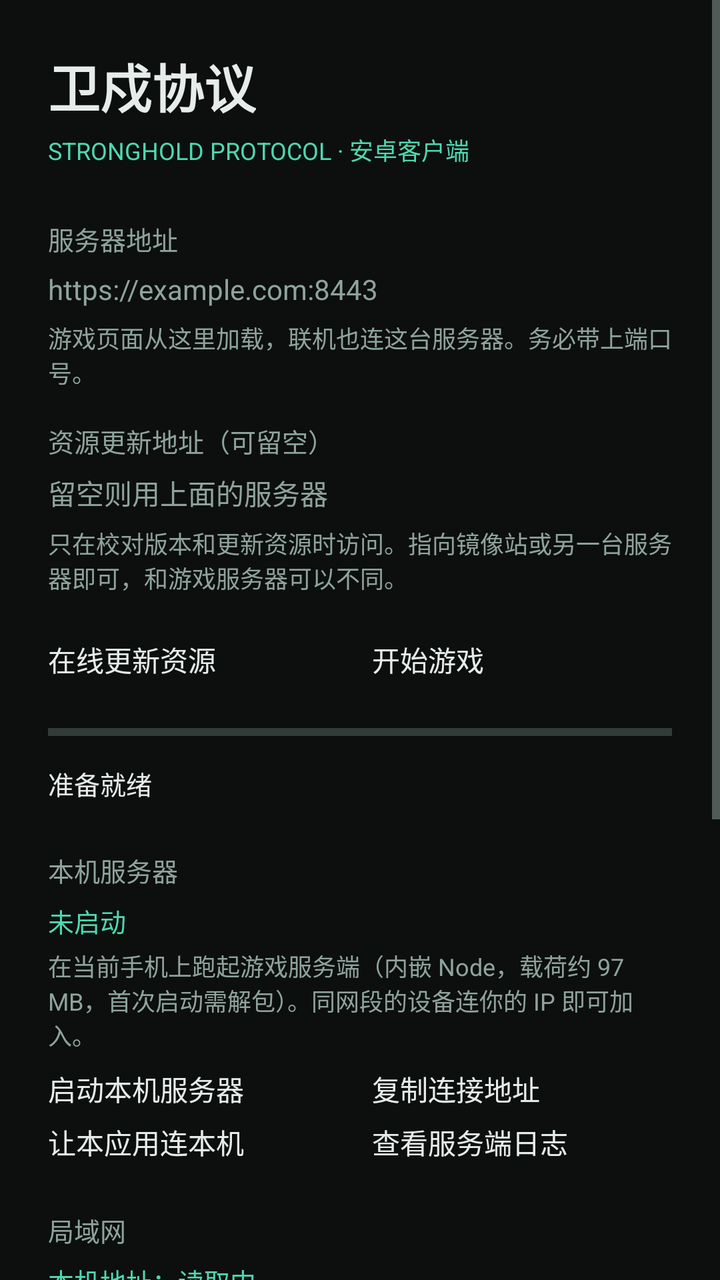
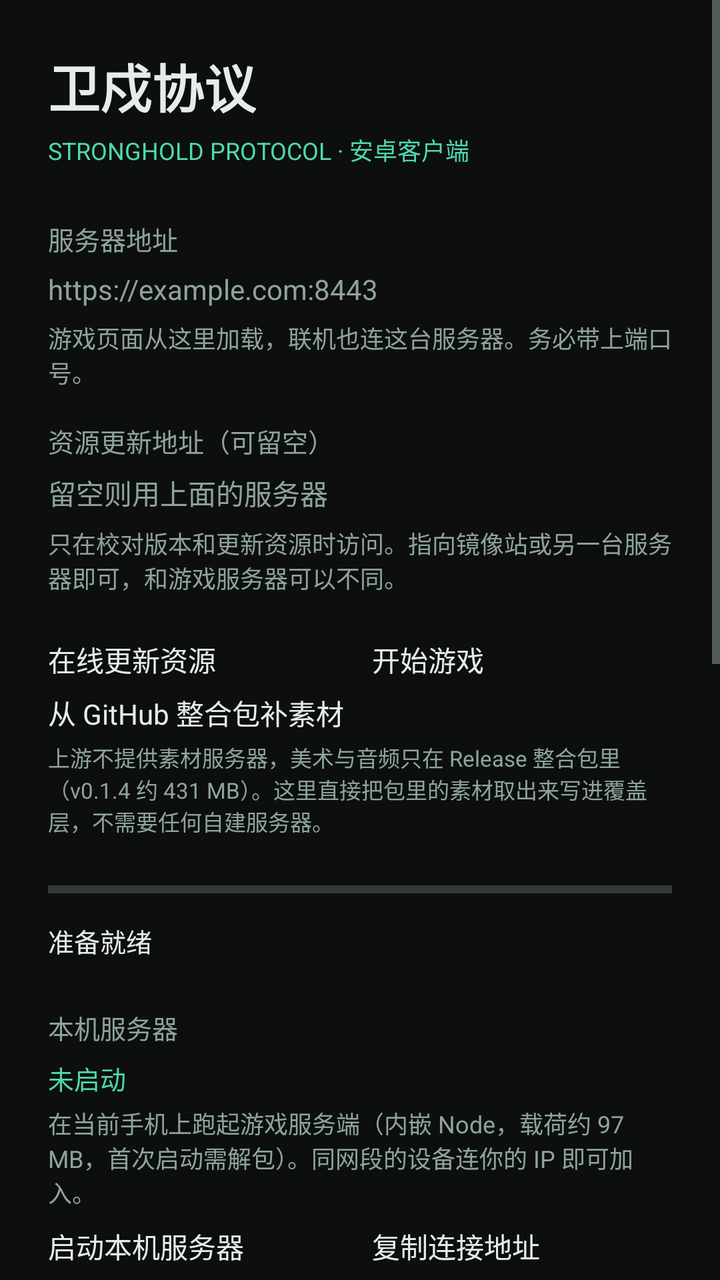

Two renders of the same Android screen: before a commit and after it. Below are the layout's source before the change and the commit's diff.
<!-- AndroidManifest.xml: application theme AppTheme -->
<!-- res/layout/activity_main.xml -->
<?xml version="1.0" encoding="utf-8"?>
<ScrollView xmlns:android="http://schemas.android.com/apk/res/android"
    android:layout_width="match_parent"
    android:layout_height="match_parent"
    android:background="@color/bg"
    android:fillViewport="true">

    <LinearLayout
        android:layout_width="match_parent"
        android:layout_height="wrap_content"
        android:orientation="vertical"
        android:padding="24dp">

        <TextView
            android:layout_width="wrap_content"
            android:layout_height="wrap_content"
            android:text="@string/app_name"
            android:textColor="@color/text"
            android:textSize="26sp"
            android:textStyle="bold" />

        <TextView
            android:layout_width="wrap_content"
            android:layout_height="wrap_content"
            android:layout_marginTop="4dp"
            android:text="STRONGHOLD PROTOCOL · 安卓客户端"
            android:textColor="@color/accent"
            android:textSize="12sp" />

        <TextView
            android:layout_width="wrap_content"
            android:layout_height="wrap_content"
            android:layout_marginTop="26dp"
            android:text="服务器地址"
            android:textColor="@color/dim"
            android:textSize="13sp" />

        <EditText
            android:id="@+id/server"
            android:layout_width="match_parent"
            android:layout_height="wrap_content"
            android:layout_marginTop="6dp"
            android:hint="https://example.com:8443"
            android:importantForAutofill="no"
            android:inputType="textUri"
            android:maxLines="1"
            android:textColor="@color/text"
            android:textColorHint="@color/dim" />

        <TextView
            android:layout_width="match_parent"
            android:layout_height="wrap_content"
            android:layout_marginTop="6dp"
            android:text="游戏页面从这里加载，联机也连这台服务器。务必带上端口号。"
            android:textColor="@color/dim"
            android:textSize="12sp" />

        <TextView
            android:layout_width="wrap_content"
            android:layout_height="wrap_content"
            android:layout_marginTop="16dp"
            android:text="资源更新地址（可留空）"
            android:textColor="@color/dim"
            android:textSize="13sp" />

        <EditText
            android:id="@+id/update_base"
            android:layout_width="match_parent"
            android:layout_height="wrap_content"
            android:layout_marginTop="6dp"
            android:hint="留空则用上面的服务器"
            android:importantForAutofill="no"
            android:inputType="textUri"
            android:maxLines="1"
            android:textColor="@color/text"
            android:textColorHint="@color/dim" />

        <TextView
            android:layout_width="match_parent"
            android:layout_height="wrap_content"
            android:layout_marginTop="6dp"
            android:text="只在校对版本和更新资源时访问。指向镜像站或另一台服务器即可，和游戏服务器可以不同。"
            android:textColor="@color/dim"
            android:textSize="12sp" />

        <LinearLayout
            android:layout_width="match_parent"
            android:layout_height="wrap_content"
            android:layout_marginTop="22dp"
            android:orientation="horizontal">

            <Button
                android:id="@+id/update"
                android:layout_width="0dp"
                android:layout_height="wrap_content"
                android:layout_weight="1"
                android:text="在线更新资源" />

            <Button
                android:id="@+id/play"
                android:layout_width="0dp"
                android:layout_height="wrap_content"
                android:layout_marginStart="12dp"
                android:layout_weight="1"
                android:text="开始游戏" />
        </LinearLayout>

        <ProgressBar
            android:id="@+id/progress"
            style="?android:attr/progressBarStyleHorizontal"
            android:layout_width="match_parent"
            android:layout_height="wrap_content"
            android:layout_marginTop="18dp"
            android:max="100" />

        <TextView
            android:id="@+id/status"
            android:layout_width="match_parent"
            android:layout_height="wrap_content"
            android:layout_marginTop="8dp"
            android:lineSpacingExtra="2dp"
            android:text="准备就绪"
            android:textColor="@color/text"
            android:textSize="13sp" />

        <TextView
            android:layout_width="wrap_content"
            android:layout_height="wrap_content"
            android:layout_marginTop="24dp"
            android:text="本机服务器"
            android:textColor="@color/dim"
            android:textSize="13sp" />

        <TextView
            android:id="@+id/srv_status"
            android:layout_width="match_parent"
            android:layout_height="wrap_content"
            android:layout_marginTop="6dp"
            android:lineSpacingExtra="2dp"
            android:text="未启动"
            android:textColor="@color/accent"
            android:textSize="13sp" />

        <TextView
            android:layout_width="match_parent"
            android:layout_height="wrap_content"
            android:layout_marginTop="4dp"
            android:text="在当前手机上跑起游戏服务端（内嵌 Node，载荷约 97 MB，首次启动需解包）。同网段的设备连你的 IP 即可加入。"
            android:textColor="@color/dim"
            android:textSize="12sp" />

        <LinearLayout
            android:layout_width="match_parent"
            android:layout_height="wrap_content"
            android:layout_marginTop="8dp"
            android:orientation="horizontal">

            <Button
                android:id="@+id/srv_toggle"
                android:layout_width="0dp"
                android:layout_height="wrap_content"
                android:layout_weight="1"
                android:text="启动本机服务器" />

            <Button
                android:id="@+id/srv_copy"
                android:layout_width="0dp"
                android:layout_height="wrap_content"
                android:layout_marginStart="12dp"
                android:layout_weight="1"
                android:text="复制连接地址" />
        </LinearLayout>

        <LinearLayout
            android:layout_width="match_parent"
            android:layout_height="wrap_content"
            android:layout_marginTop="6dp"
            android:orientation="horizontal">

            <Button
                android:id="@+id/srv_use"
                android:layout_width="0dp"
                android:layout_height="wrap_content"
                android:layout_weight="1"
                android:text="让本应用连本机" />

            <Button
                android:id="@+id/srv_log"
                android:layout_width="0dp"
                android:layout_height="wrap_content"
                android:layout_marginStart="12dp"
                android:layout_weight="1"
                android:text="查看服务端日志" />
        </LinearLayout>

        <TextView
            android:layout_width="wrap_content"
            android:layout_height="wrap_content"
            android:layout_marginTop="24dp"
            android:text="局域网"
            android:textColor="@color/dim"
            android:textSize="13sp" />

        <TextView
            android:id="@+id/local_ip"
            android:layout_width="match_parent"
            android:layout_height="wrap_content"
            android:layout_marginTop="6dp"
            android:lineSpacingExtra="2dp"
            android:text="本机地址：读取中…"
            android:textColor="@color/accent"
            android:textSize="13sp" />

        <TextView
            android:layout_width="match_parent"
            android:layout_height="wrap_content"
            android:layout_marginTop="4dp"
            android:text="扫描同一 Wi-Fi 下的游戏服务器（会向网段内每个地址发一个探测请求）。点结果即可填入上面的地址栏。"
            android:textColor="@color/dim"
            android:textSize="12sp" />

        <Button
            android:id="@+id/scan"
            android:layout_width="match_parent"
            android:layout_height="wrap_content"
            android:layout_marginTop="8dp"
            android:text="扫描局域网" />

        <TextView
            android:id="@+id/scan_status"
            android:layout_width="match_parent"
            android:layout_height="wrap_content"
            android:layout_marginTop="6dp"
            android:lineSpacingExtra="2dp"
            android:text=""
            android:textColor="@color/text"
            android:textSize="12sp" />

        <LinearLayout
            android:id="@+id/scan_results"
            android:layout_width="match_parent"
            android:layout_height="wrap_content"
            android:layout_marginTop="4dp"
            android:orientation="vertical" />

        <TextView
            android:layout_width="wrap_content"
            android:layout_height="wrap_content"
            android:layout_marginTop="24dp"
            android:text="资源版本"
            android:textColor="@color/dim"
            android:textSize="13sp" />

        <TextView
            android:id="@+id/version_builtin"
            android:layout_width="match_parent"
            android:layout_height="wrap_content"
            android:layout_marginTop="6dp"
            android:lineSpacingExtra="2dp"
            android:text="内置资源：读取中…"
            android:textColor="@color/accent"
            android:textSize="13sp" />

        <TextView
            android:id="@+id/version_server"
            android:layout_width="match_parent"
            android:layout_height="wrap_content"
            android:layout_marginTop="4dp"
            android:lineSpacingExtra="2dp"
            android:text="服务器版本：未校对"
            android:textColor="@color/text"
            android:textSize="13sp" />

        <TextView
            android:id="@+id/version_overlay"
            android:layout_width="match_parent"
            android:layout_height="wrap_content"
            android:layout_marginTop="4dp"
            android:text="已更新覆盖：无"
            android:textColor="@color/dim"
            android:textSize="12sp" />

        <LinearLayout
            android:layout_width="match_parent"
            android:layout_height="wrap_content"
            android:layout_marginTop="10dp"
            android:orientation="horizontal">

            <Button
                android:id="@+id/check"
                android:layout_width="0dp"
                android:layout_height="wrap_content"
                android:layout_weight="1"
                android:text="校对版本" />

            <Button
                android:id="@+id/revert"
                android:layout_width="0dp"
                android:layout_height="wrap_content"
                android:layout_marginStart="12dp"
                android:layout_weight="1"
                android:text="还原为内置" />
        </LinearLayout>

        <TextView
            android:id="@+id/footer"
            android:layout_width="match_parent"
            android:layout_height="wrap_content"
            android:layout_marginTop="24dp"
            android:lineSpacingExtra="3dp"
            android:text=""
            android:textColor="@color/dim"
            android:textSize="11sp" />

        <TextView
            android:layout_width="match_parent"
            android:layout_height="wrap_content"
            android:layout_marginTop="14dp"
            android:lineSpacingExtra="3dp"
            android:text="非官方、非商业同人作品，与鹰角网络 / Yostar 无关。游戏素材版权归原权利人，代码以 GPL-3.0-or-later 发布。"
            android:textColor="@color/dim"
            android:textSize="11sp" />
    </LinearLayout>
</ScrollView>
<!-- resources referenced by this layout -->
<resources>
  <color name="accent">#FF4ED8AF</color>
  <color name="bg">#FF0C0F0E</color>
  <color name="dim">#FF8FA39D</color>
  <color name="text">#FFE6ECEA</color>
  <string name="app_name">卫戍协议</string>
  <style name="AppTheme" parent="@android:style/Theme.Material.NoActionBar">
          <item name="android:windowBackground">@color/bg</item>
          <item name="android:colorAccent">@color/accent</item>
          <item name="android:colorPrimary">@color/panel</item>
          <item name="android:colorPrimaryDark">@color/bg</item>
          <item name="android:textColorPrimary">@color/text</item>
          <item name="android:textColorSecondary">@color/dim</item>
          <item name="android:statusBarColor">@color/bg</item>
          <item name="android:navigationBarColor">@color/bg</item>
      </style>
  <color name="panel">#FF141A18</color>
</resources>

<!-- the commit's change to res/layout/activity_main.xml (unified diff, before → after) -->
@@ -20,6 +20,7 @@
             android:textStyle="bold" />
 
         <TextView
+            android:id="@+id/build_stamp"
             android:layout_width="wrap_content"
             android:layout_height="wrap_content"
             android:layout_marginTop="4dp"
@@ -105,6 +106,21 @@
                 android:text="开始游戏" />
         </LinearLayout>
 
+        <Button
+            android:id="@+id/bundle_import"
+            android:layout_width="match_parent"
+            android:layout_height="wrap_content"
+            android:layout_marginTop="6dp"
+            android:text="从 GitHub 整合包补素材" />
+
+        <TextView
+            android:layout_width="match_parent"
+            android:layout_height="wrap_content"
+            android:layout_marginTop="4dp"
+            android:text="上游不提供素材服务器，美术与音频只在 Release 整合包里（v0.1.4 约 431 MB）。这里直接把包里的素材取出来写进覆盖层，不需要任何自建服务器。"
+            android:textColor="@color/dim"
+            android:textSize="11sp" />
+
         <ProgressBar
             android:id="@+id/progress"
             style="?android:attr/progressBarStyleHorizontal"
@@ -197,6 +213,61 @@
             android:layout_width="wrap_content"
             android:layout_height="wrap_content"
             android:layout_marginTop="24dp"
+            android:text="上游版本（来自 GitHub）"
+            android:textColor="@color/dim"
+            android:textSize="13sp" />
+
+        <TextView
+            android:id="@+id/up_status"
+            android:layout_width="match_parent"
+            android:layout_height="wrap_content"
+            android:layout_marginTop="6dp"
+            android:lineSpacingExtra="2dp"
+            android:text="未查询"
+            android:textColor="@color/text"
+            android:textSize="12sp" />
+
+        <LinearLayout
+            android:layout_width="match_parent"
+            android:layout_height="wrap_content"
+            android:layout_marginTop="8dp"
+            android:orientation="horizontal">
+
+            <Button
+                android:id="@+id/up_refresh"
+                android:layout_width="0dp"
+                android:layout_height="wrap_content"
+                android:layout_weight="1"
+                android:text="刷新版本列表" />
+
+            <Button
+                android:id="@+id/up_embedded"
+                android:layout_width="0dp"
+                android:layout_height="wrap_content"
+                android:layout_marginStart="12dp"
+                android:layout_weight="1"
+                android:text="用回内置版本" />
+        </LinearLayout>
+
+        <TextView
+            android:layout_width="match_parent"
+            android:layout_height="wrap_content"
+            android:layout_marginTop="6dp"
+            android:text="直接取上游 sganggs/Stronghold-Protocol 的版本：源码包约 7 MB，切完本机服务器就跑那个版本。素材不变，仍用安装包自带的那份。"
+            android:textColor="@color/dim"
+            android:textSize="11sp" />
+
+        <LinearLayout
+            android:id="@+id/up_list"
+            android:layout_width="match_parent"
+            android:layout_height="wrap_content"
+            android:layout_marginTop="6dp"
+            android:orientation="vertical" />
+
+        <TextView
+            android:layout_width="wrap_content"
+            android:layout_height="wrap_content"
+            android:layout_marginTop="24dp"
             android:text="局域网"
             android:textColor="@color/dim"
             android:textSize="13sp" />
